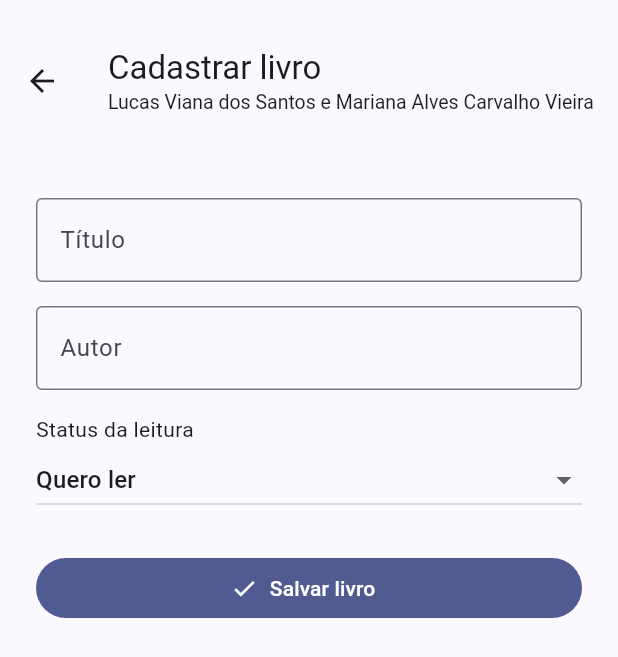
After one commit to iluccs/organizador_leituras, a Flutter app: the screen it shows after launch, after a tap on the "add" icon, on a phone screen of 412 x 824 dp. The commit adds this screen. Shown: the top 657 px of the screen. Run offline on Flutter 3.47's test engine with Material 3 defaults, Android fonts, the phone set to English and light mode, and no system bars; our stand-ins replace material_ui.

Commit message:
feat: cadastrar e remover livros com navegacao e feedback
Adiciona tela de cadastro com TextField para título e autor e DropdownButton para status.
Implementa Navigator.push/pop, validação de campos e descarte dos controllers.
Atualiza a lista com setState e confirma adições e remoções por SnackBar.

```diff
--- a/lib/main.dart
+++ b/lib/main.dart
@@ -2,6 +2,7 @@
 import 'package:material_ui/material_ui.dart';
 
 import 'models/livro.dart';
+import 'pages/cadastro_page.dart';
 
 // Substitua pelo mesmo nome completo do comentário acima.
 const integrantes = 'Lucas Viana dos Santos e Mariana Alves Carvalho Vieira';
@@ -32,6 +33,25 @@ class LivrosPage extends StatefulWidget {
 class _LivrosPageState extends State<LivrosPage> {
   final List<Livro> _livros = [];
 
+  Future<void> _cadastrar() async {
+    final livro = await Navigator.push<Livro>(
+      context,
+      MaterialPageRoute(
+        builder: (_) => const CadastroPage(integrantes: integrantes),
+      ),
+    );
+    if (!mounted || livro == null) return;
+    setState(() => _livros.add(livro));
+    ScaffoldMessenger.of(context)
+        .showSnackBar(const SnackBar(content: Text('Livro adicionado!')));
+  }
+
+  Future<void> _remover(int indice) async {
+    setState(() => _livros.removeAt(indice));
+    ScaffoldMessenger.of(context)
+        .showSnackBar(const SnackBar(content: Text('Livro removido!')));
+  }
+
   @override
   Widget build(BuildContext context) => Scaffold(
     appBar: AppBar(
@@ -56,9 +76,19 @@ class _LivrosPageState extends State<LivrosPage> {
                   leading: const Icon(Icons.menu_book),
                   title: Text(livro.titulo),
                   subtitle: Text('${livro.autor} • ${livro.status}'),
+                  trailing: IconButton(
+                    tooltip: 'Remover livro',
+                    onPressed: () => _remover(index),
+                    icon: const Icon(Icons.delete_outline),
+                  ),
                 ),
               );
             },
           ),
+    floatingActionButton: FloatingActionButton(
+      onPressed: _cadastrar,
+      tooltip: 'Adicionar livro',
+      child: const Icon(Icons.add),
+    ),
   );
 }
--- /dev/null
+++ b/lib/pages/cadastro_page.dart
@@ -0,0 +1,103 @@
+// Integrantes: Lucas Viana dos Santos e Mariana Alves Carvalho Vieira.
+import 'package:material_ui/material_ui.dart';
+
+import '../models/livro.dart';
+
+class CadastroPage extends StatefulWidget {
+  final String integrantes;
+  const CadastroPage({super.key, required this.integrantes});
+
+  @override
+  State<CadastroPage> createState() => _CadastroPageState();
+}
+
+class _CadastroPageState extends State<CadastroPage> {
+  final _titulo = TextEditingController();
+  final _autor = TextEditingController();
+  String _status = statusLeitura.first;
+
+  @override
+  void dispose() {
+    _titulo.dispose();
+    _autor.dispose();
+    super.dispose();
+  }
+
+  void _salvar() {
+    if (_titulo.text.trim().isEmpty || _autor.text.trim().isEmpty) {
+      ScaffoldMessenger.of(
+        context,
+      ).showSnackBar(const SnackBar(content: Text('Preencha título e autor.')));
+      return;
+    }
+    Navigator.pop(
+      context,
+      Livro(
+        titulo: _titulo.text.trim(),
+        autor: _autor.text.trim(),
+        status: _status,
+      ),
+    );
+  }
+
+  @override
+  Widget build(BuildContext context) => Scaffold(
+    appBar: AppBar(
+      toolbarHeight: 108,
+      title: Column(
+        crossAxisAlignment: CrossAxisAlignment.start,
+        children: [
+          const Text('Cadastrar livro'),
+          Text(widget.integrantes, maxLines: 3, style: const TextStyle(fontSize: 13)),
+        ],
+      ),
+    ),
+    body: SingleChildScrollView(
+      padding: const EdgeInsets.all(24),
+      child: Column(
+        crossAxisAlignment: CrossAxisAlignment.stretch,
+        children: [
+          TextField(
+            controller: _titulo,
+            decoration: const InputDecoration(
+              labelText: 'Título',
+              border: OutlineInputBorder(),
+            ),
+            textCapitalization: TextCapitalization.sentences,
+            textInputAction: TextInputAction.next,
+          ),
+          const SizedBox(height: 16),
+          TextField(
+            controller: _autor,
+            decoration: const InputDecoration(
+              labelText: 'Autor',
+              border: OutlineInputBorder(),
+            ),
+            textCapitalization: TextCapitalization.words,
+          ),
+          const SizedBox(height: 16),
+          const Text('Status da leitura'),
+          DropdownButton<String>(
+            value: _status,
+            isExpanded: true,
+            items: statusLeitura
+                .map(
+                  (status) =>
+                      DropdownMenuItem(value: status, child: Text(status)),
+                )
+                .toList(),
+            onChanged: (value) {
+              if (value != null) setState(() => _status = value);
+            },
+          ),
+          const SizedBox(height: 24),
+          FilledButton.icon(
+            onPressed: _salvar,
+            icon: const Icon(Icons.check),
+            label: const Text('Salvar livro'),
+          ),
+        ],
+      ),
+    ),
+  );
+}
```
Also changed, not shown: 1 other file.
